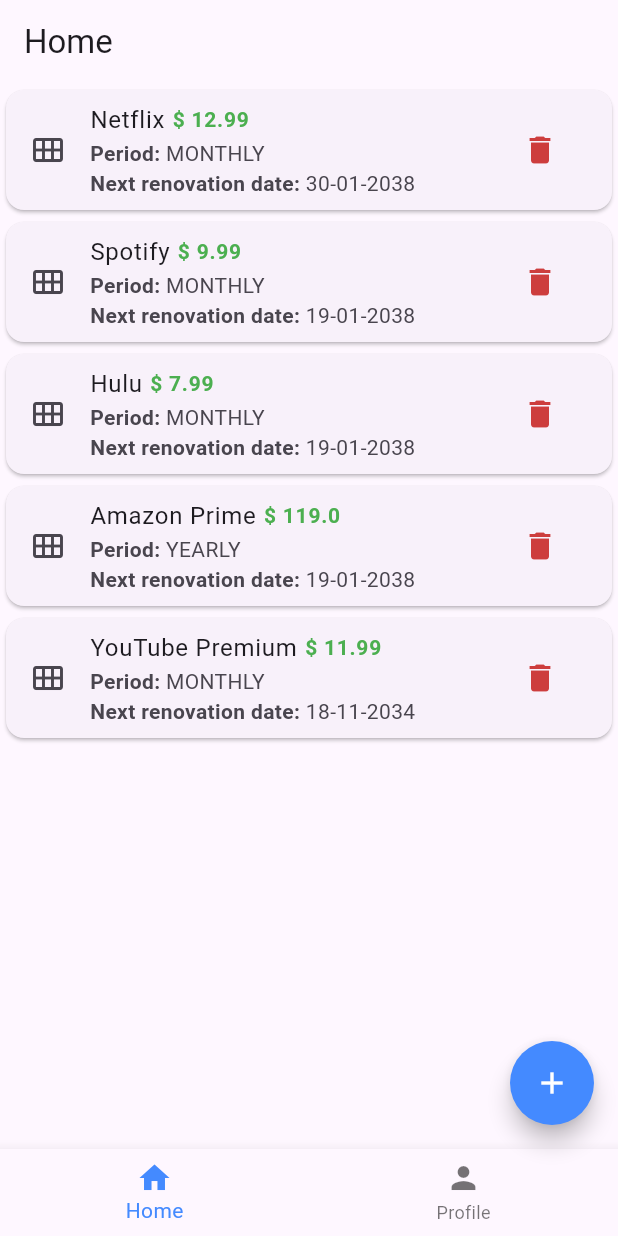
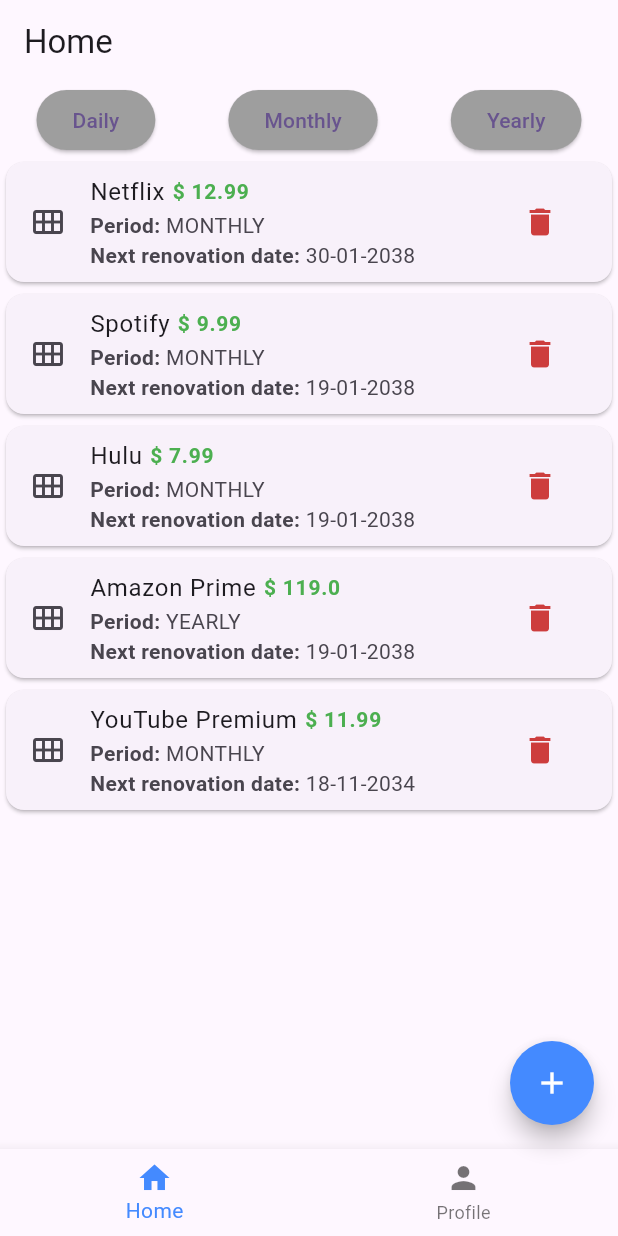
Before and after one commit to jesusherrera94/ejercicios_movil_2025Q2, a Flutter app: the MyBottomNavigationBar screen opened by its route, on a phone screen of 412 x 824 dp. Run offline on Flutter 3.47's test engine with Material 3 defaults, Android fonts, the phone set to English and light mode, and no system bars.

Commit message:
add filters

```diff
--- a/bottomnavbar/lib/screens/home.dart
+++ b/bottomnavbar/lib/screens/home.dart
@@ -53,6 +53,7 @@ class _HomeScreenState extends State<HomeScreen> {
       userId: 'user123',
     ),
   ];
+  Period? _selectedFilter;
 
   List<Widget> _renderItems() {
   List<Widget> subscriptionWidget = [];
@@ -64,10 +65,48 @@ class _HomeScreenState extends State<HomeScreen> {
 
   @override
   Widget build(BuildContext context) {
-    return Expanded(
+    return Column(
+      children: [
+        Row(
+          mainAxisAlignment: MainAxisAlignment.spaceAround,
+            children: [
+              ElevatedButton(onPressed: () {
+
+              },
+              style: ElevatedButton.styleFrom(
+                      backgroundColor: _selectedFilter == Period.DAILY
+                          ? Colors.blueAccent
+                          : Colors.grey,
+                    ),
+              child: const Text("Daily"),
+
+              ),
+              ElevatedButton(onPressed: () {
+
+              },
+              style: ElevatedButton.styleFrom(
+                      backgroundColor: _selectedFilter == Period.DAILY
+                          ? Colors.blueAccent
+                          : Colors.grey,
+                    ),
+              child: const Text("Monthly")),
+              ElevatedButton(onPressed: () {
+
+              },
+              style: ElevatedButton.styleFrom(
+                      backgroundColor: _selectedFilter == Period.DAILY
+                          ? Colors.blueAccent
+                          : Colors.grey,
+                    ),
+              child: const Text("Yearly")),
+            ],
+        ),
+        Expanded(
       child:ListView(
         children: _renderItems(),
       )
+    )
+      ],
     );
   }
 }
```
